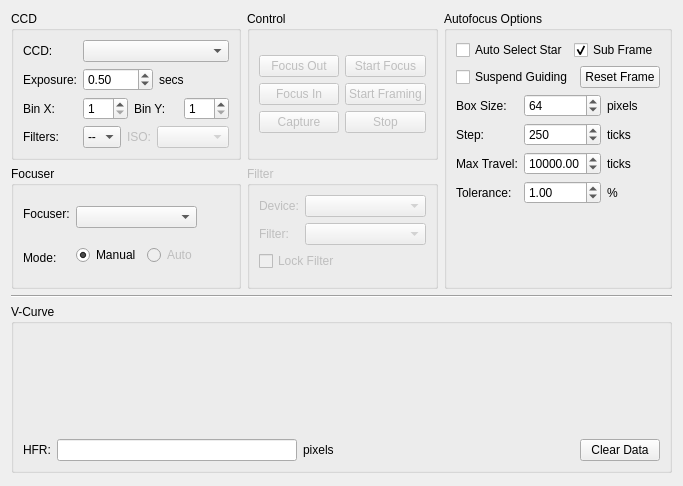
Before: the Qt Designer form kstars/ekos/focus.ui in KDE/kstars, drawn with Qt 5.
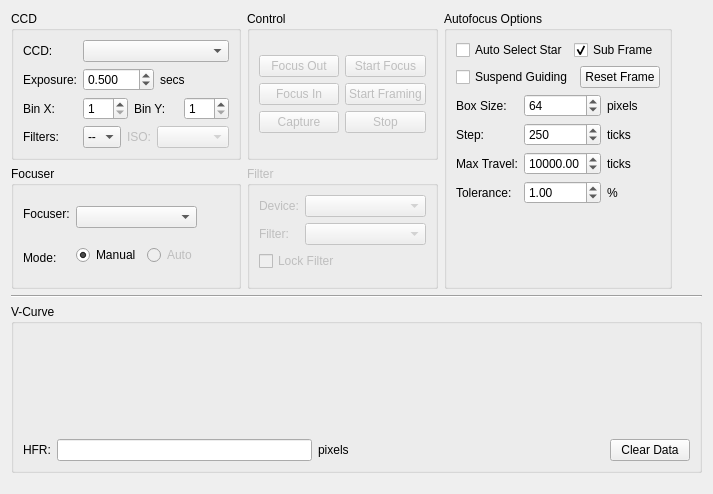
After: the same form once the commit is applied. Custom widgets are drawn as their Qt base class.

Commit message: Make exposure take 3 significant digits

The edit to the form file:
```diff
--- a/kstars/ekos/focus.ui
+++ b/kstars/ekos/focus.ui
@@ -6,8 +6,8 @@
    <rect>
     <x>0</x>
     <y>0</y>
-    <width>654</width>
-    <height>486</height>
+    <width>713</width>
+    <height>494</height>
    </rect>
   </property>
   <layout class="QVBoxLayout" name="verticalLayout">
@@ -48,8 +48,11 @@
            <layout class="QHBoxLayout" name="horizontalLayout_3">
             <item>
              <widget class="QDoubleSpinBox" name="exposureIN">
+              <property name="decimals">
+               <number>3</number>
+              </property>
               <property name="minimum">
-               <double>0.010000000000000</double>
+               <double>0.001000000000000</double>
               </property>
               <property name="maximum">
                <double>300.000000000000000</double>
```
